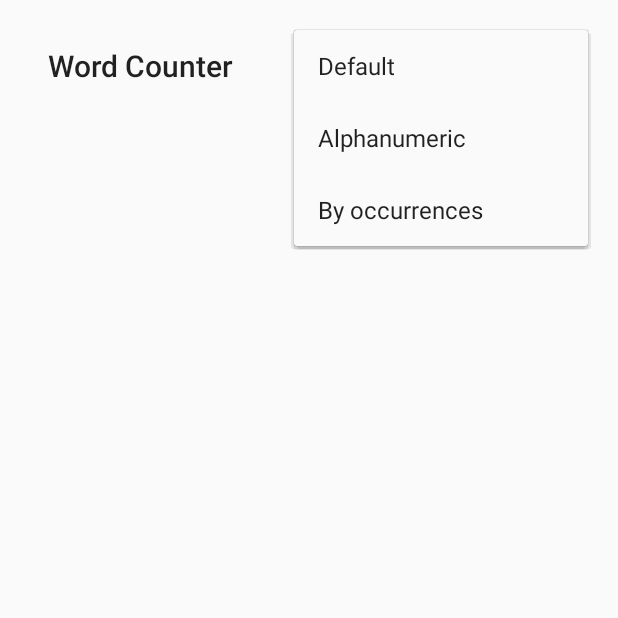
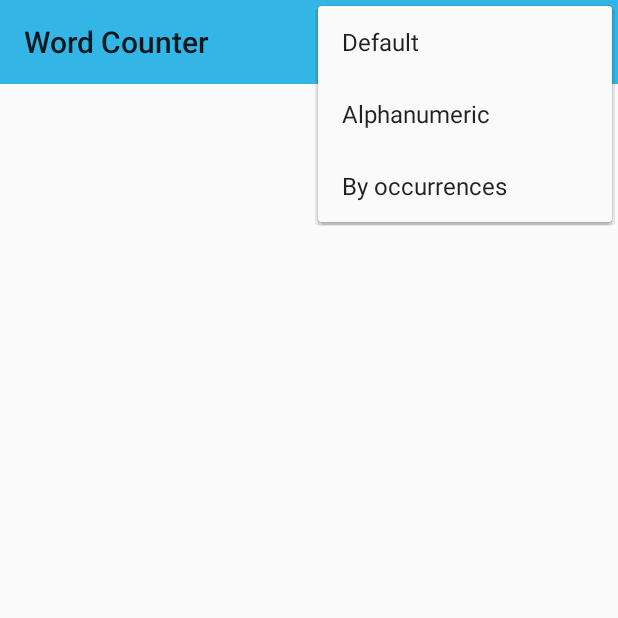
Before and after one commit to mccorby/WordCounter, an Android app: the fragment WordOccurrenceListFragment placed in its activity, with the options menu open, on a phone screen of 412 x 824 dp, the top half of it. Run offline under Robolectric (Android 15) with nearby library versions, the phone set to English and light mode, and no system bars; libraries missing offline, so code that uses them is left out: de.greenrobot.event.

```diff
--- a/app/src/main/java/com/mccorby/wordcounter/app/presentation/MainView.java
+++ b/app/src/main/java/com/mccorby/wordcounter/app/presentation/MainView.java
@@ -5,6 +5,7 @@ package com.mccorby.wordcounter.app.presentation;
  */
 public interface MainView {
 
+    void processStarted();
     void notifyNewDataIsAvailable();
     void processDone();
 }
--- a/app/src/main/java/com/mccorby/wordcounter/app/views/WordOccurrenceListFragment.java
+++ b/app/src/main/java/com/mccorby/wordcounter/app/views/WordOccurrenceListFragment.java
@@ -4,8 +4,8 @@ import android.app.Fragment;
 import android.os.Bundle;
 import android.support.v7.widget.LinearLayoutManager;
 import android.support.v7.widget.RecyclerView;
-import android.util.Log;
 import android.view.LayoutInflater;
+import android.view.Menu;
 import android.view.MenuItem;
 import android.view.View;
 import android.view.ViewGroup;
@@ -25,7 +25,7 @@ public class WordOccurrenceListFragment extends Fragment implements MainView {
     private WordOccurrenceListAdapter mAdapter;
 
     static MainPresenter mPresenter;
-
+    private boolean isProcessing;
 
     /**
      * Use this factory method to create a new instance of
@@ -90,6 +90,14 @@ public class WordOccurrenceListFragment extends Fragment implements MainView {
     }
 
     @Override
+    public void onPrepareOptionsMenu(Menu menu) {
+        super.onPrepareOptionsMenu(menu);
+        if (isProcessing) {
+            menu.clear();
+        }
+    }
+
+    @Override
     public boolean onOptionsItemSelected(MenuItem item) {
         switch (item.getItemId()) {
             case R.id.menuSortAlpha:
@@ -107,12 +115,19 @@ public class WordOccurrenceListFragment extends Fragment implements MainView {
     }
 
     @Override
+    public void processStarted() {
+        isProcessing = true;
+        getActivity().invalidateOptionsMenu();
+    }
+
+    @Override
     public void notifyNewDataIsAvailable() {
         mAdapter.notifyDataSetChanged();
     }
 
     @Override
     public void processDone() {
-        Log.d(TAG, "PROCESS DONE!!!");
+        isProcessing = false;
+        getActivity().invalidateOptionsMenu();
     }
 }
--- a/app/src/main/res/layout/activity_main.xml
+++ b/app/src/main/res/layout/activity_main.xml
@@ -2,16 +2,13 @@
                 xmlns:tools="http://schemas.android.com/tools"
                 android:layout_width="match_parent"
                 android:layout_height="match_parent"
-                android:paddingLeft="@dimen/activity_horizontal_margin"
-                android:paddingRight="@dimen/activity_horizontal_margin"
-                android:paddingTop="@dimen/activity_vertical_margin"
-                android:paddingBottom="@dimen/activity_vertical_margin"
                 tools:context="com.mccorby.wordcounter.app.views.MainActivity">
 
     <android.support.v7.widget.Toolbar
         android:id="@+id/action_toolbar"
         android:layout_width="match_parent"
         android:layout_height="wrap_content"
+        style="@style/ToolbarStyle"
         >
     </android.support.v7.widget.Toolbar>
 
@@ -19,11 +16,10 @@
         android:id="@+id/container"
         android:layout_width="match_parent"
         android:layout_height="match_parent"
+        android:layout_below="@id/action_toolbar"
         android:paddingBottom="@dimen/activity_vertical_margin"
         android:paddingLeft="@dimen/activity_horizontal_margin"
         android:paddingRight="@dimen/activity_horizontal_margin"
-        android:paddingTop="@dimen/activity_vertical_margin"
-        android:layout_below="@id/action_toolbar"
         >
     </FrameLayout>
 
--- a/app/src/main/res/menu/menu_main.xml
+++ b/app/src/main/res/menu/menu_main.xml
@@ -1,6 +1,8 @@
-<menu xmlns:android="http://schemas.android.com/apk/res/android"
+<menu android:id="@+id/menuSort"
+      xmlns:android="http://schemas.android.com/apk/res/android"
       xmlns:tools="http://schemas.android.com/tools"
-      tools:context="com.mccorby.wordcounter.app.views.MainActivity">
+      tools:context="com.mccorby.wordcounter.app.views.MainActivity"
+    >
 
     <item
         android:id="@+id/menuSortDefault"
--- a/app/src/main/res/values/styles.xml
+++ b/app/src/main/res/values/styles.xml
@@ -8,4 +8,8 @@
     <style name="WordOccurrence" parent="@android:style/TextAppearance.Medium">
 
     </style>
+
+    <style name="ToolbarStyle">
+        <item name="android:background">@android:color/holo_blue_light</item>
+    </style>
 </resources>
```
Also changed, not shown: app/src/main/java/com/mccorby/wordcounter/app/views/MainPresenter.java (+11 -1 lines).
